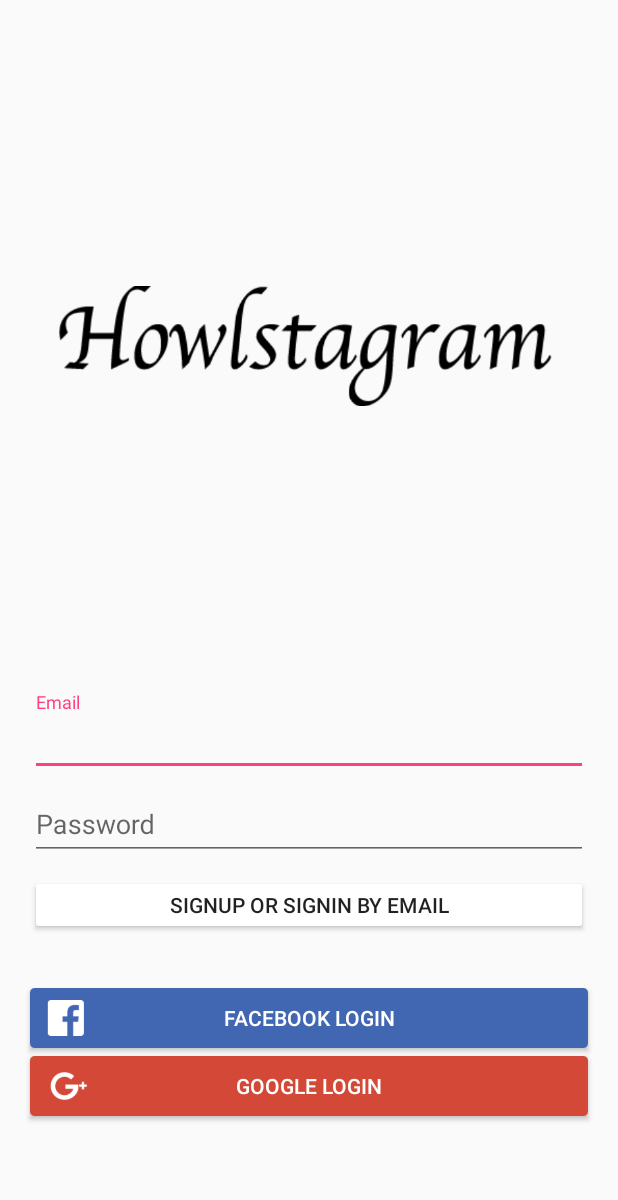
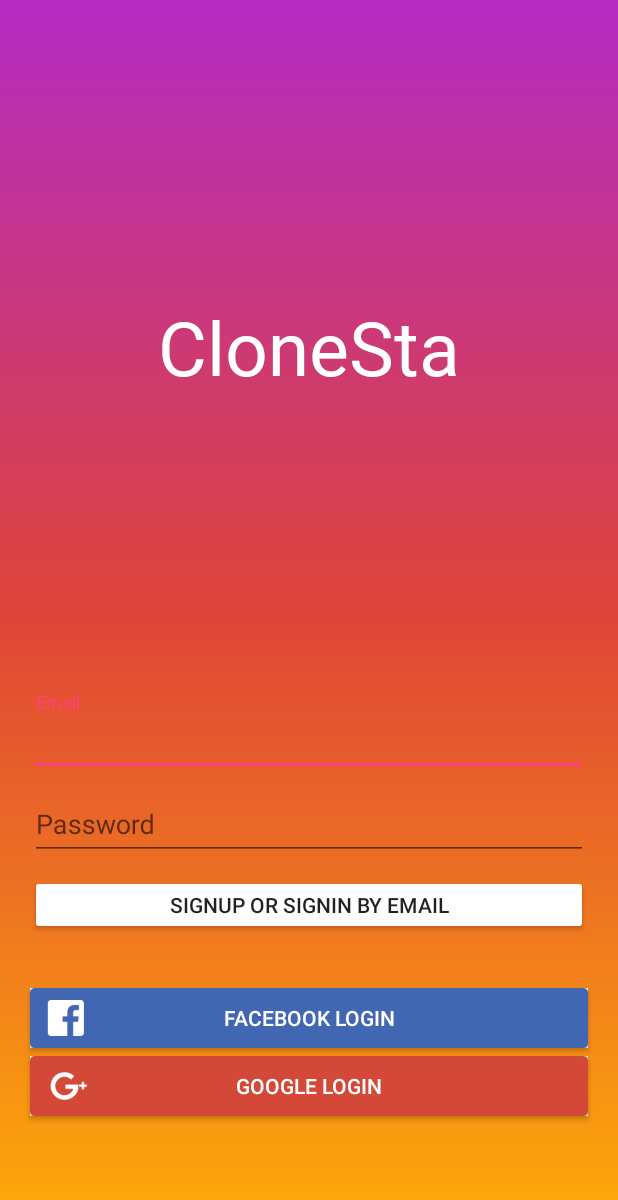
Before and after one commit to minnie-dev/instaCloneProject, an Android app: the layout activity_login.xml on its own in the app's theme, with its tools: preview values and no code run, on a phone screen of 412 x 824 dp. Shown: the top 1200 px of the screen. Run offline under Robolectric (Android 15) with nearby library versions, the phone set to English and light mode, and no system bars.

```diff
--- a/app/build.gradle
+++ b/app/build.gradle
@@ -4,6 +4,9 @@ plugins {
     id 'com.google.gms.google-services'
     id 'kotlin-kapt'
 }
+
+Properties properties = new Properties()
+properties.load(project.rootProject.file('local.properties').newDataInputStream())
 
 android {
     compileSdk 32
@@ -14,6 +17,8 @@ android {
         targetSdk 32
         versionCode 1
         versionName "1.0"
+
+        buildConfigField "String","web_client_id",properties['default_web_client_id']
 
         testInstrumentationRunner "androidx.test.runner.AndroidJUnitRunner"
     }
@@ -38,6 +43,7 @@ android {
 }
 
 dependencies {
+    implementation platform('com.google.firebase:firebase-bom:29.1.0')
 
     implementation 'androidx.core:core-ktx:1.7.0'
     implementation 'androidx.appcompat:appcompat:1.4.1'
--- a/app/src/main/AndroidManifest.xml
+++ b/app/src/main/AndroidManifest.xml
@@ -14,11 +14,9 @@
             android:exported="true" >
             <intent-filter>
                 <action android:name="android.intent.action.MAIN" />
-
                 <category android:name="android.intent.category.LAUNCHER" />
             </intent-filter>
         </activity>
-
         <activity
             android:name=".MainActivity"
             android:exported="false">
--- /dev/null
+++ b/app/src/main/res/drawable/bg_gradient.xml
@@ -0,0 +1,12 @@
+<?xml version="1.0" encoding="utf-8"?>
+<shape xmlns:android="http://schemas.android.com/apk/res/android"
+    android:shape="rectangle">
+
+    <gradient
+        android:angle="270"
+        android:startColor="#B42AC3"
+        android:centerColor="#DF4537"
+        android:endColor="#FFAC07"
+        android:type="linear"/>
+
+</shape>
--- a/app/src/main/res/layout/activity_login.xml
+++ b/app/src/main/res/layout/activity_login.xml
@@ -1,23 +1,30 @@
 <?xml version="1.0" encoding="utf-8"?>
-<RelativeLayout xmlns:android="http://schemas.android.com/apk/res/android"
+<androidx.constraintlayout.widget.ConstraintLayout xmlns:android="http://schemas.android.com/apk/res/android"
+    xmlns:app="http://schemas.android.com/apk/res-auto"
     xmlns:tools="http://schemas.android.com/tools"
     android:layout_width="match_parent"
     android:layout_height="match_parent"
+    android:background="@drawable/bg_gradient"
     tools:context=".LoginActivity">
 
-    <ImageView
+    <TextView
+        android:id="@+id/title_text"
         android:layout_width="match_parent"
         android:layout_height="wrap_content"
-        android:layout_above="@id/signin_layout"
-        android:layout_alignParentTop="true"
-        android:src="@drawable/logo_title" />
+        android:fontFamily="@font/bmyeonsung"
+        android:gravity="center"
+        android:text="@string/title_text"
+        android:textColor="@color/white"
+        android:textSize="50sp"
+        app:layout_constraintBottom_toTopOf="@+id/signin_layout"
+        app:layout_constraintTop_toTopOf="parent" />
 
     <LinearLayout
         android:id="@+id/signin_layout"
         android:layout_width="match_parent"
         android:layout_height="wrap_content"
-        android:layout_alignParentBottom="true"
-        android:orientation="vertical">
+        android:orientation="vertical"
+        app:layout_constraintBottom_toBottomOf="parent">
 
         <com.google.android.material.textfield.TextInputLayout
             android:layout_width="match_parent"
@@ -28,7 +35,8 @@
                 android:id="@+id/email_edittext"
                 android:layout_width="match_parent"
                 android:layout_height="wrap_content"
-                android:hint="@string/email" />
+                android:hint="@string/email"
+                android:textColor="@color/white" />
         </com.google.android.material.textfield.TextInputLayout>
 
         <com.google.android.material.textfield.TextInputLayout
@@ -37,11 +45,12 @@
             android:layout_marginHorizontal="20dp">
 
             <EditText
-                android:inputType="textPassword"
                 android:id="@+id/password_edittext"
                 android:layout_width="match_parent"
                 android:layout_height="wrap_content"
-                android:hint="@string/password" />
+                android:hint="@string/password"
+                android:inputType="textPassword"
+                android:textColor="@color/white" />
         </com.google.android.material.textfield.TextInputLayout>
 
         <Button
@@ -61,7 +70,7 @@
             android:layout_marginBottom="5dp"
             android:background="@drawable/btn_signin_facebook"
             android:text="@string/signin_facebook"
-            android:textColor="@color/colorWhite" />
+            android:textColor="#FFFFFF" />
 
         <Button
             android:id="@+id/google_sign_in_button"
@@ -73,4 +82,4 @@
             android:text="@string/signin_google"
             android:textColor="@color/colorWhite" />
     </LinearLayout>
-</RelativeLayout>
+</androidx.constraintlayout.widget.ConstraintLayout>
--- a/app/src/main/res/values/strings.xml
+++ b/app/src/main/res/values/strings.xml
@@ -49,6 +49,7 @@
 
     <!-- Toolbar -->
     <string name="back">Back</string>
+    <string name="title_text">CloneSta</string>
 
     <!-- etc -->
     <item name="visible" type="id" />
```
Also changed, not shown: app/src/main/java/com/example/instaclone/LoginActivity.kt (+64 -45 lines).
